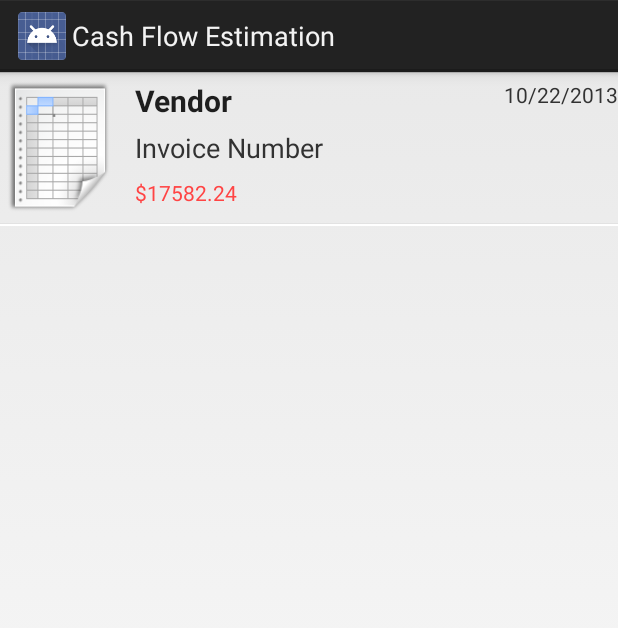
After one commit to ycao233/CashFlowEstimation, an Android app: the layout list_item_invoice.xml on its own in the app's theme, with its tools: preview values and no code run, on a phone screen of 412 x 824 dp. The commit adds this screen. Shown: the top 628 px of the screen. Run offline under Robolectric (Android 15) with nearby library versions, the phone set to English and light mode, and no system bars.

Commit message:
invoice lists and other tweaks

```diff
--- /dev/null
+++ b/CashFlowEstimation/src/main/res/layout/list_item_invoice.xml
@@ -0,0 +1,62 @@
+<?xml version="1.0" encoding="utf-8"?>
+
+<RelativeLayout xmlns:android="http://schemas.android.com/apk/res/android"
+    android:layout_width="match_parent"
+    android:layout_height="match_parent">
+
+    <ImageView
+        android:layout_width="80dp"
+        android:layout_height="90dp"
+        android:id="@+id/invoice_imageview"
+        android:background="@drawable/invoice_ico"
+        android:layout_alignParentLeft="true"
+        android:gravity="center"
+        android:layout_marginTop="5dp"
+        android:layout_marginRight="10dp"
+        android:layout_marginBottom="5dp"/>
+
+    <TextView
+        style="@style/HeaderTitleText"
+        android:paddingLeft="0dp"
+        android:gravity="center_vertical"
+        android:layout_width="match_parent"
+        android:layout_height="30dp"
+        android:text="Vendor"
+        android:id="@+id/vendor_name_textview"
+        android:layout_alignTop="@id/invoice_imageview"
+        android:layout_toLeftOf="@+id/duedate_textview"
+        android:layout_toRightOf="@id/invoice_imageview" />
+
+    <TextView
+        android:gravity="center_vertical"
+        android:layout_width="match_parent"
+        android:layout_height="30dp"
+        android:text="Invoice Number"
+        android:textSize="18dp"
+        android:id="@+id/invoice_num_textview"
+        android:layout_toRightOf="@id/invoice_imageview"
+        android:layout_below="@id/vendor_name_textview"/>
+
+    <TextView
+        android:gravity="center_vertical"
+        android:layout_width="match_parent"
+        android:layout_height="30dp"
+        android:text="$17582.24"
+        android:textColor="@android:color/holo_red_light"
+        android:id="@+id/invoice_amount_textview"
+        android:layout_alignBottom="@+id/invoice_imageview"
+        android:layout_toRightOf="@+id/invoice_imageview" />
+
+    <TextView
+        android:layout_width="100dp"
+        android:layout_height="30dp"
+        android:text="10/22/2013"
+        android:id="@id/duedate_textview"
+        android:gravity="top|right"
+        android:layout_above="@id/invoice_num_textview"
+        android:layout_alignParentRight="true"/>
+
+    <View
+        android:layout_below="@id/invoice_imageview"
+        style="@style/Separator"/>
+</RelativeLayout>
```
Also changed, not shown: CashFlowEstimation/src/main/java/com/ycao/cashflowestimation/dal/SQLiteConnector.java (+7 -3 lines), CashFlowEstimation/src/main/java/com/ycao/cashflowestimation/domain/Invoice.java (+13 -3 lines), CashFlowEstimation/src/main/java/com/ycao/cashflowestimation/ui/InvoiceActivity.java (+12 -3 lines), CashFlowEstimation/src/main/java/com/ycao/cashflowestimation/ui/adapter/InvoiceListAdapter.java (added, +59 -0 lines), CashFlowEstimation/src/main/java/com/ycao/cashflowestimation/ui/fragment/InvoiceSummaryFragment.java (+19 -5 lines), CashFlowEstimation/src/main/res/layout/activity_invoice.xml (+17 -6 lines), CashFlowEstimation/src/main/res/layout/fragment_invoice_summary.xml (+7 -12 lines), CashFlowEstimation/src/main/res/drawable-hdpi/invoice_ico.png (added).
